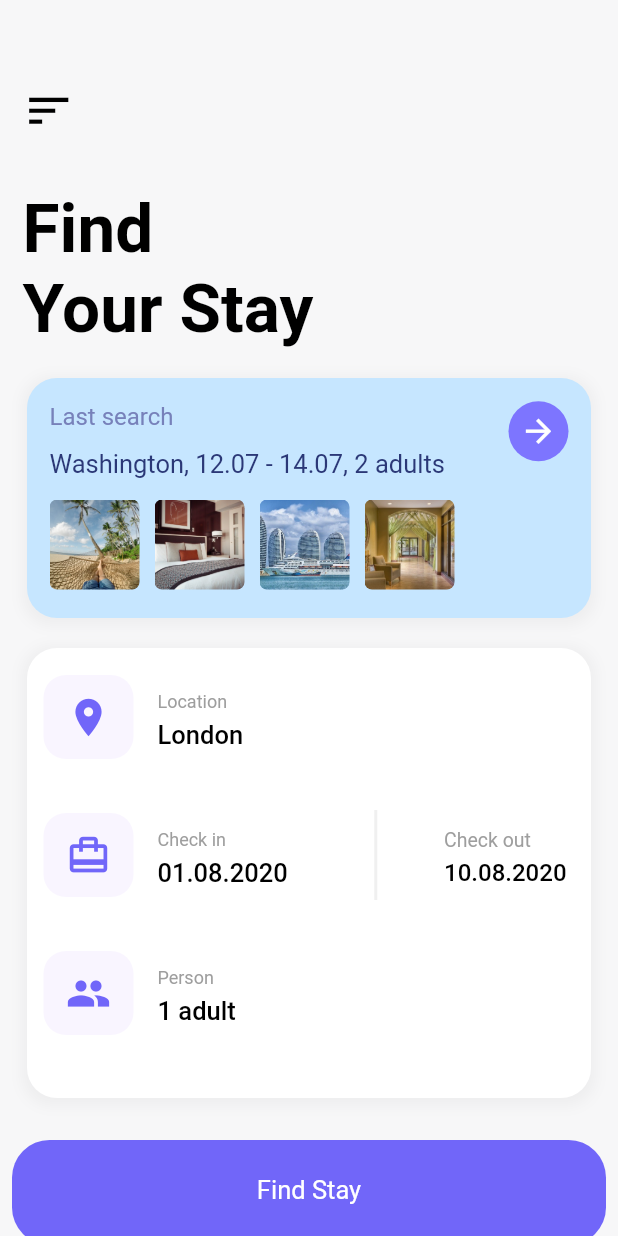
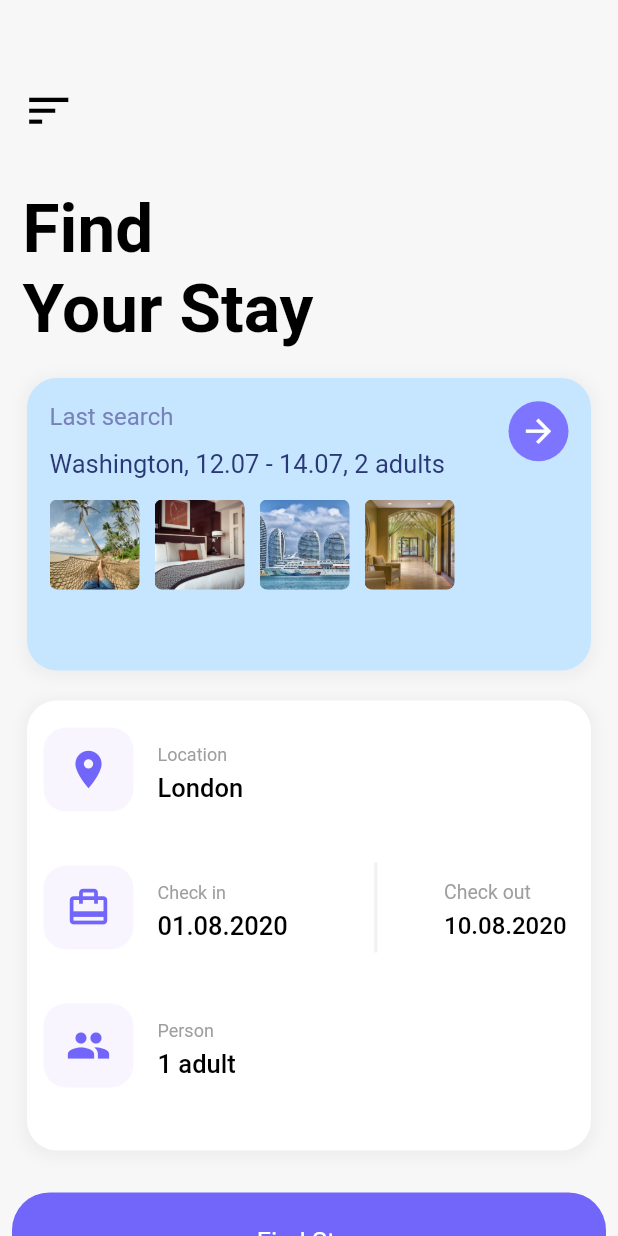
Before and after one commit to IMEF-FEMI/Flutter-Hotel-Booking-App-Concept, a Flutter app: the screen it shows after launch, on a phone screen of 412 x 824 dp. Run offline on Flutter 3.47's test engine with Material 2 defaults, Android fonts, the phone set to English and light mode, and no system bars.

```diff
--- a/lib/main.dart
+++ b/lib/main.dart
@@ -220,7 +220,7 @@ class HomeScreen extends StatelessWidget {
     return Padding(
       padding: const EdgeInsets.symmetric(horizontal: 18.0, vertical: 20),
       child: Container(
-        height: 160,
+        height: 195,
         width: 400,
         decoration: BoxDecoration(
           borderRadius: BorderRadius.all(Radius.circular(20)),
```
Also changed, not shown: 4 other files.
